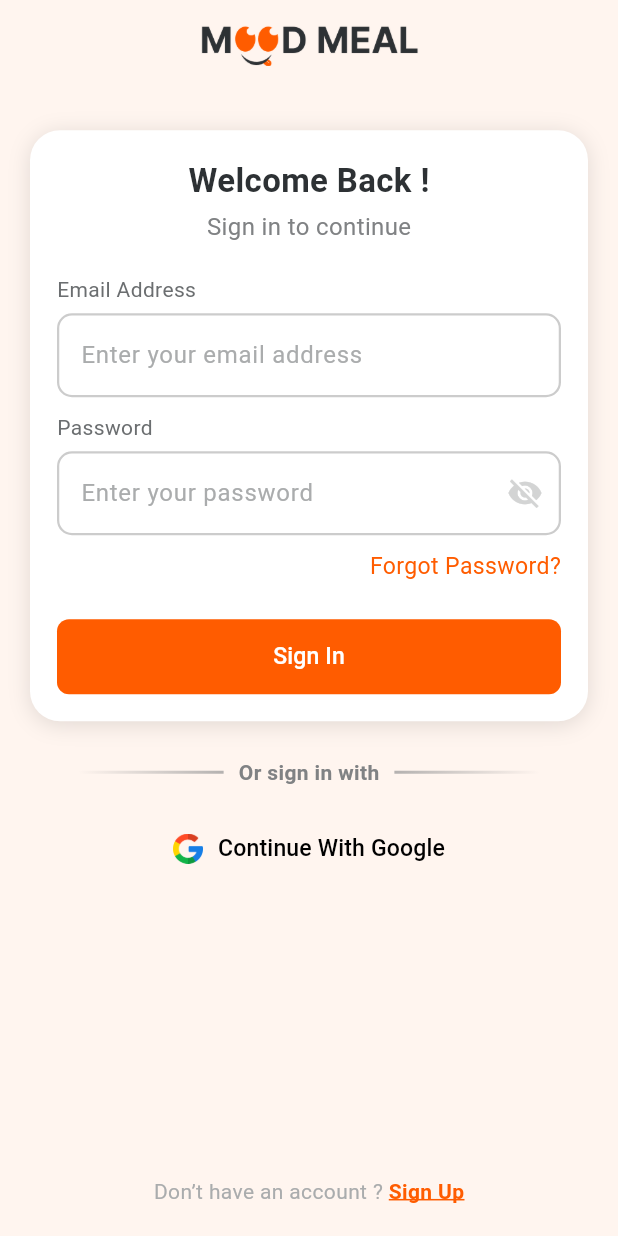
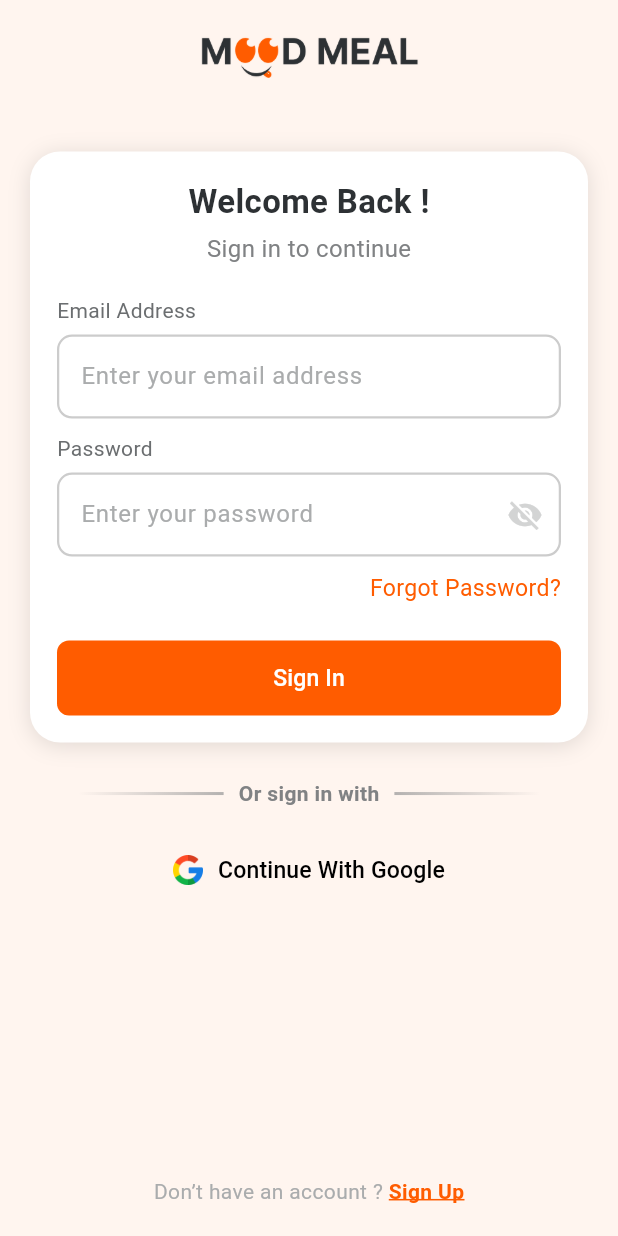
Before and after one commit to MihirParmar-Dignizant/mood-meal, a Flutter app: the screen it shows after launch, on a phone screen of 412 x 824 dp. Run offline on Flutter 3.47's test engine with Material 3 defaults, Android fonts, the phone set to English and light mode, and no system bars; our stand-ins replace firebase_core, flutter_screenutil, flutter_svg, google_sign_in, lottie, shared_preferences; accounts and stored records are empty.

Commit message:
mood meal

```diff
--- a/lib/widget/app_bar.dart
+++ b/lib/widget/app_bar.dart
@@ -5,8 +5,8 @@ import 'package:mood_meal/constant/app_image.dart';
 
 class CustomTopAppBar extends StatelessWidget implements PreferredSizeWidget {
   final bool isImage;
+  final String? label;
   final bool showBackButton;
-  final String? label;
   final VoidCallback? onBack;
   final Color? backgroundColor;
 
@@ -21,11 +21,21 @@ class CustomTopAppBar extends StatelessWidget implements PreferredSizeWidget {
 
   @override
   Widget build(BuildContext context) {
-    return AppBar(
-      backgroundColor: backgroundColor ?? AppColors.primary100,
-      elevation: 0,
-      centerTitle: isImage,
-      title:
+    return Container(
+      height: preferredSize.height,
+      width: double.infinity,
+      decoration: BoxDecoration(
+        color: backgroundColor ?? AppColors.primary100,
+        borderRadius: const BorderRadius.only(
+          bottomLeft: Radius.circular(20),
+          bottomRight: Radius.circular(20),
+        ),
+      ),
+      child: Stack(
+        children: [
+          // Centered title (Image or Text)
+          Center(
+            child:
                 isImage
                     ? Image.asset(
                       Assets.moodmeal,
@@ -41,9 +51,33 @@ class CustomTopAppBar extends StatelessWidget implements PreferredSizeWidget {
                         fontWeight: FontWeight.w600,
                       ),
                     ),
+          ),
+
+          // Back Arrow (left)
+          if (showBackButton)
+            Positioned(
+              left: 0,
+              top: 0,
+              bottom: 0,
+              child: GestureDetector(
+                onTap: onBack ?? () => Navigator.pop(context),
+                behavior: HitTestBehavior.translucent,
+                child: Container(
+                  padding: EdgeInsets.symmetric(horizontal: 16.w),
+                  alignment: Alignment.center,
+                  child: Icon(
+                    Icons.arrow_back_ios_new,
+                    color: Colors.black,
+                    size: 22.sp,
+                  ),
+                ),
+              ),
+            ),
+        ],
+      ),
     );
   }
 
   @override
-  Size get preferredSize => Size.fromHeight(56.h);
+  Size get preferredSize => Size.fromHeight(70.h);
 }
```
Lines whose indentation alone changed are shown as unchanged.
